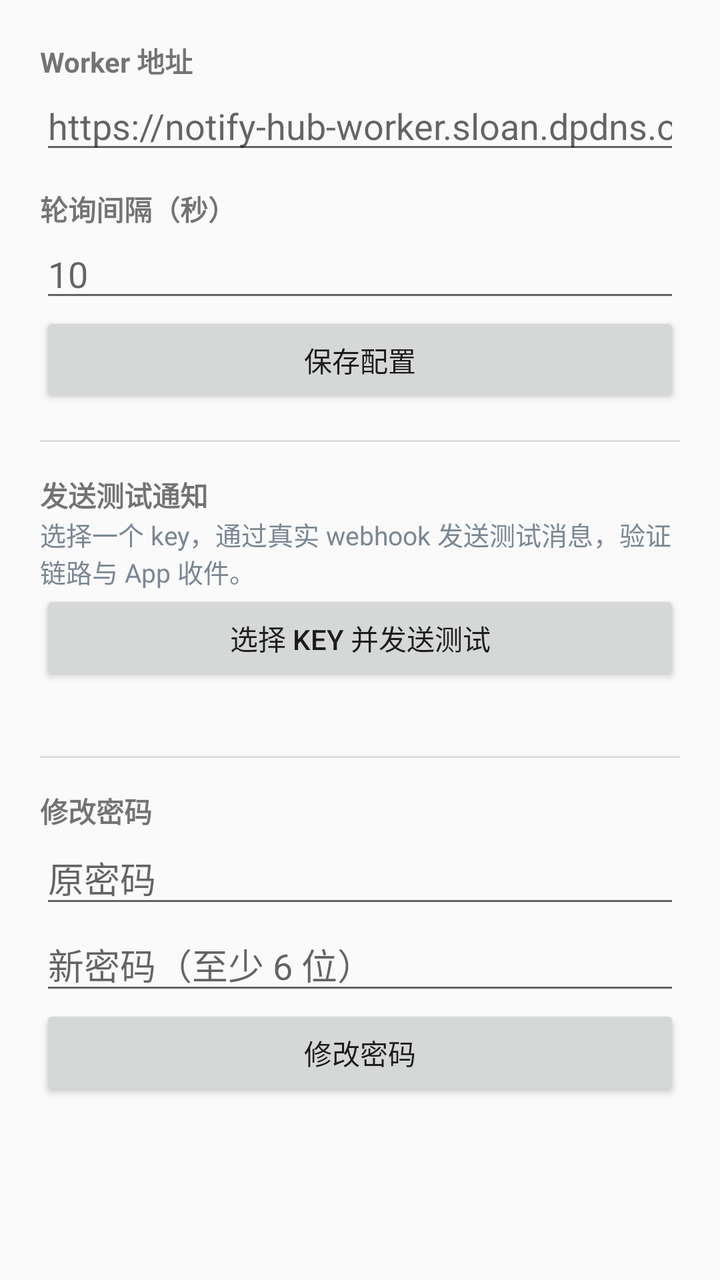
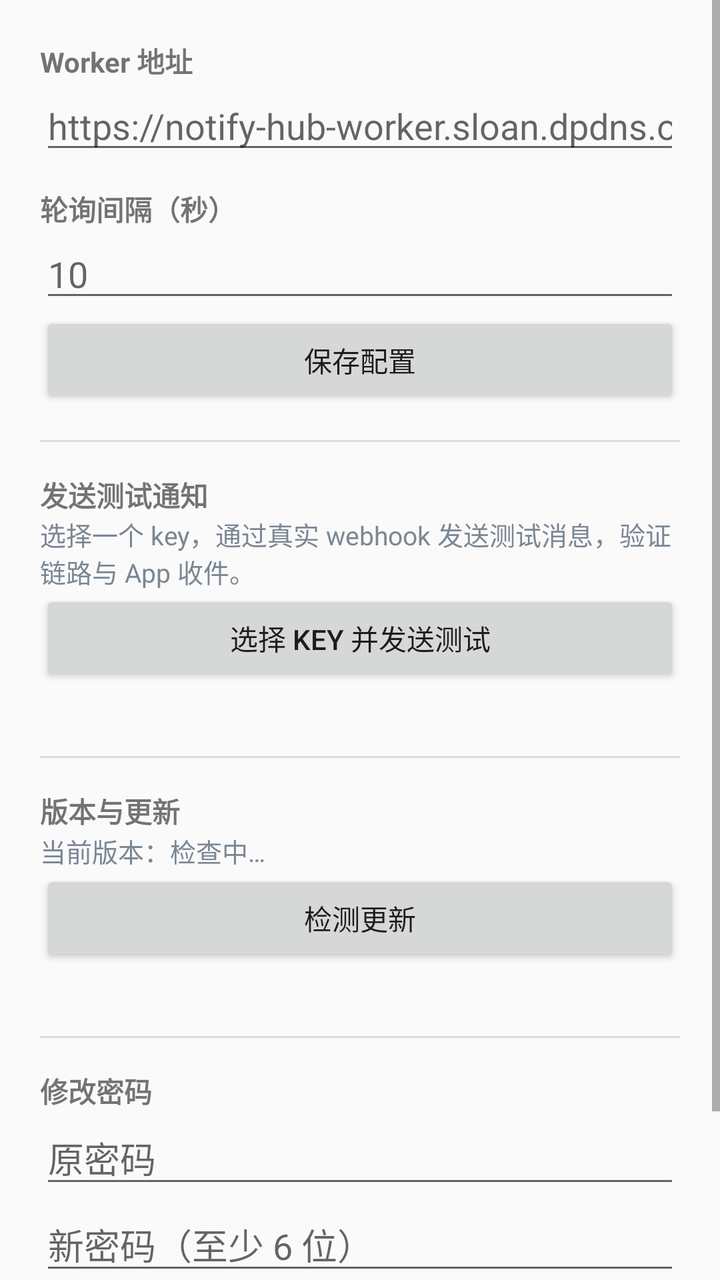

The first picture is an Android layout as it rendered before a commit; the second is the same layout after the commit. The layout source and the unified diff follow.
<!-- AndroidManifest.xml: application theme Theme.AppCompat.DayNight.NoActionBar -->
<!-- res/layout/activity_settings.xml -->
<?xml version="1.0" encoding="utf-8"?>
<ScrollView xmlns:android="http://schemas.android.com/apk/res/android"
    android:layout_width="match_parent"
    android:layout_height="match_parent">

    <LinearLayout
        android:orientation="vertical"
        android:padding="20dp"
        android:layout_width="match_parent"
        android:layout_height="wrap_content">

        <TextView
            android:text="Worker 地址"
            android:textStyle="bold"
            android:layout_width="wrap_content"
            android:layout_height="wrap_content" />
        <EditText
            android:id="@+id/etApi"
            android:hint="https://notify-hub-worker.sloan.dpdns.org"
            android:inputType="textUri"
            android:layout_width="match_parent"
            android:layout_height="wrap_content" />

        <TextView
            android:text="轮询间隔（秒）"
            android:textStyle="bold"
            android:layout_marginTop="12dp"
            android:layout_width="wrap_content"
            android:layout_height="wrap_content" />
        <EditText
            android:id="@+id/etPoll"
            android:hint="10"
            android:inputType="number"
            android:layout_width="match_parent"
            android:layout_height="wrap_content" />

        <Button
            android:id="@+id/btnSaveCfg"
            android:text="保存配置"
            android:layout_width="match_parent"
            android:layout_height="wrap_content" />

        <View
            android:layout_width="match_parent"
            android:layout_height="1dp"
            android:background="#dddddd"
            android:layout_marginVertical="16dp" />

        <TextView
            android:text="发送测试通知"
            android:textStyle="bold"
            android:layout_width="wrap_content"
            android:layout_height="wrap_content" />
        <TextView
            android:text="选择一个 key，通过真实 webhook 发送测试消息，验证链路与 App 收件。"
            android:textSize="13sp"
            android:textColor="#7b8794"
            android:layout_width="wrap_content"
            android:layout_height="wrap_content" />
        <Button
            android:id="@+id/btnTestNotify"
            android:text="选择 Key 并发送测试"
            android:layout_width="match_parent"
            android:layout_height="wrap_content" />
        <TextView
            android:id="@+id/tvTestMsg"
            android:textColor="#1f7a3d"
            android:layout_width="wrap_content"
            android:layout_height="wrap_content" />

        <View
            android:layout_width="match_parent"
            android:layout_height="1dp"
            android:background="#dddddd"
            android:layout_marginVertical="16dp" />

        <TextView
            android:text="修改密码"
            android:textStyle="bold"
            android:layout_width="wrap_content"
            android:layout_height="wrap_content" />
        <EditText
            android:id="@+id/etOld"
            android:hint="原密码"
            android:inputType="textPassword"
            android:layout_width="match_parent"
            android:layout_height="wrap_content" />
        <EditText
            android:id="@+id/etNew"
            android:hint="新密码（至少 6 位）"
            android:inputType="textPassword"
            android:layout_width="match_parent"
            android:layout_height="wrap_content" />
        <Button
            android:id="@+id/btnChangePw"
            android:text="修改密码"
            android:layout_width="match_parent"
            android:layout_height="wrap_content" />

        <TextView
            android:id="@+id/tvMsg"
            android:textColor="#c0392b"
            android:layout_marginTop="8dp"
            android:layout_width="wrap_content"
            android:layout_height="wrap_content" />
    </LinearLayout>
</ScrollView>
<!-- resources referenced by this layout -->
<resources>

</resources>

<!-- the commit's change to res/layout/activity_settings.xml (unified diff, before → after) -->
@@ -75,6 +75,35 @@
             android:layout_marginVertical="16dp" />
 
         <TextView
+            android:text="版本与更新"
+            android:textStyle="bold"
+            android:layout_width="wrap_content"
+            android:layout_height="wrap_content" />
+        <TextView
+            android:id="@+id/tvVersion"
+            android:text="当前版本：检查中…"
+            android:textSize="13sp"
+            android:textColor="#7b8794"
+            android:layout_width="wrap_content"
+            android:layout_height="wrap_content" />
+        <Button
+            android:id="@+id/btnCheckUpdate"
+            android:text="检测更新"
+            android:layout_width="match_parent"
+            android:layout_height="wrap_content" />
+        <TextView
+            android:id="@+id/tvUpdateMsg"
+            android:textColor="#1f7a3d"
+            android:layout_width="wrap_content"
+            android:layout_height="wrap_content" />
+
+        <View
+            android:layout_width="match_parent"
+            android:layout_height="1dp"
+            android:background="#dddddd"
+            android:layout_marginVertical="16dp" />
+
+        <TextView
             android:text="修改密码"
             android:textStyle="bold"
             android:layout_width="wrap_content"
